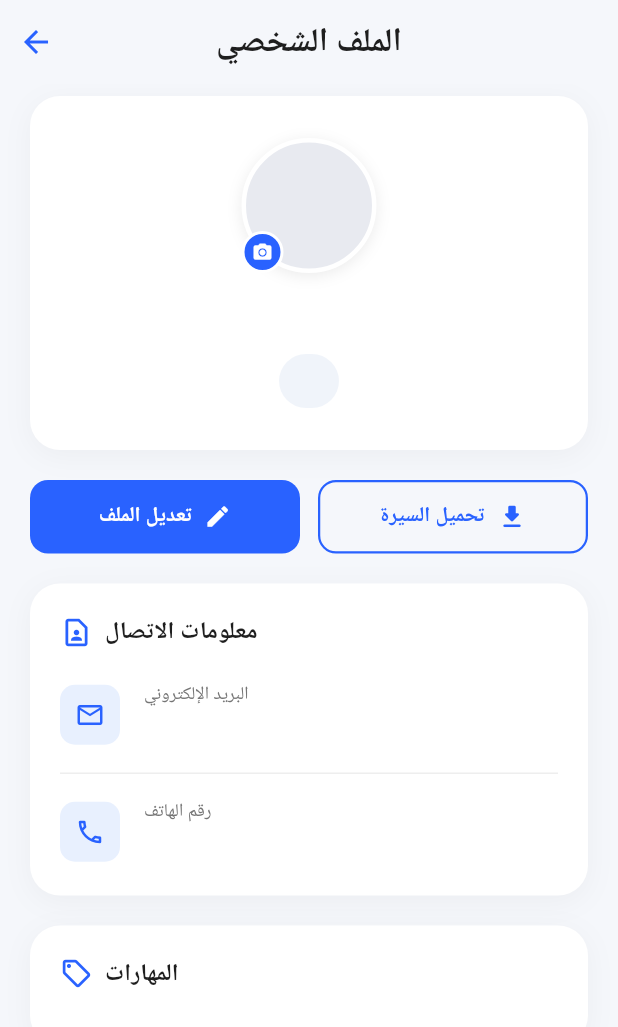
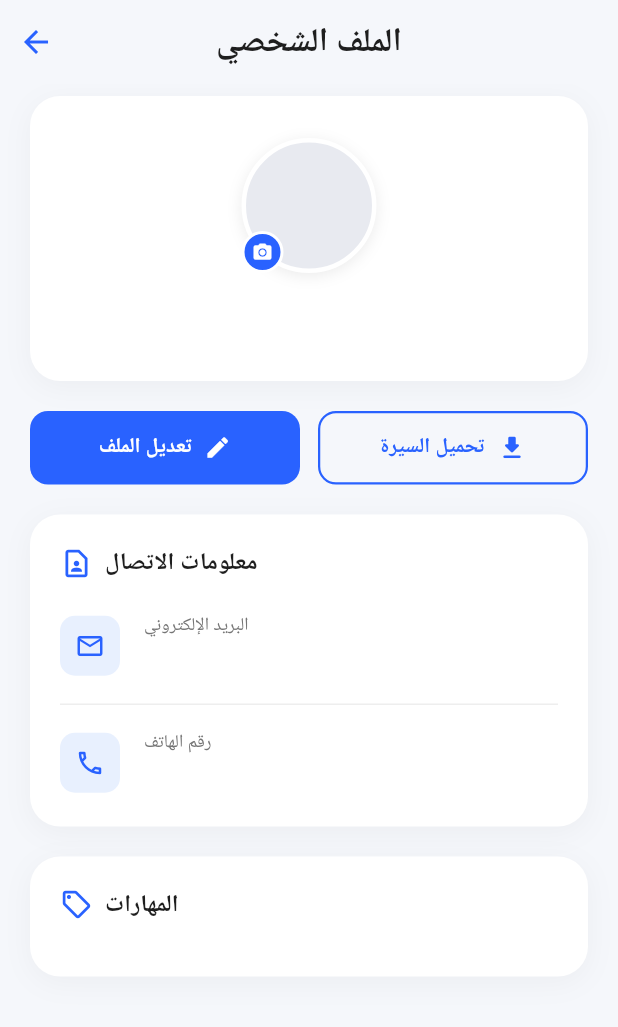
Before and after one commit to Saeed-Qatan/GO-WORK, a Flutter app: the ProfileView screen opened directly, on a phone screen of 412 x 824 dp. Shown: the top 1027 px of the screen. Run offline on Flutter 3.47's test engine with Material 3 defaults, Android fonts, the phone set to English and light mode, and no system bars; our stand-ins replace dio, file_picker, google_fonts, image_picker, shared_preferences; accounts and stored records are empty; network calls fail; Roboto replaces fonts that are missing (Cairo).

Commit message:
edit a profile page

```diff
--- a/lib/view/splash_view.dart
+++ b/lib/view/splash_view.dart
@@ -26,7 +26,7 @@ class _SplashViewState extends State<SplashView> {
     final token = await LocalStorage().getString('token');
 
     if (mounted) {
-      if (token != null && token.isNotEmpty) {
+      if (token == null || token.isEmpty) {
         NavigationService.pushReplacement(const LoginView());
       } else {
         NavigationService.pushReplacement(const MainView());
--- a/lib/widget/profile/profile_header_card.dart
+++ b/lib/widget/profile/profile_header_card.dart
@@ -112,23 +112,7 @@ class ProfileHeaderCard extends StatelessWidget {
               fontSize: 22,
             ),
           ),
-          const SizedBox(height: 10),
 
-          // Job title pill
-            Container(
-              padding: const EdgeInsets.symmetric(horizontal: 20, vertical: 8),
-              decoration: BoxDecoration(
-                color: const Color(0xFFF0F4FA),
-                borderRadius: BorderRadius.circular(20),
-              ),
-              child: Text(
-                profile.role,
-                style: Theme.of(context).textTheme.bodyMedium?.copyWith(
-                  color: AppColors.textSecondary,
-                  fontWeight: FontWeight.w500,
-                ),
-              ),
-            ),
         ],
       ),
     );
```
Also changed, not shown: lib/view/edit_profile_view.dart (+6 -14 lines), lib/widget/edit_profile/edit_phone_field.dart (added, +74 -0 lines), lib/widget/profile/edit_phone_field.dart (deleted, +0 -106 lines), lib/widget/edit_profile/edit_avatar_section.dart (renamed from lib/widget/profile/edit_avatar_section.dart), lib/widget/edit_profile/edit_cv_section.dart (renamed from lib/widget/profile/edit_cv_section.dart), lib/widget/edit_profile/edit_labeled_field.dart (renamed from lib/widget/profile/edit_labeled_field.dart), lib/widget/edit_profile/edit_skills_section.dart (renamed from lib/widget/profile/edit_skills_section.dart).
